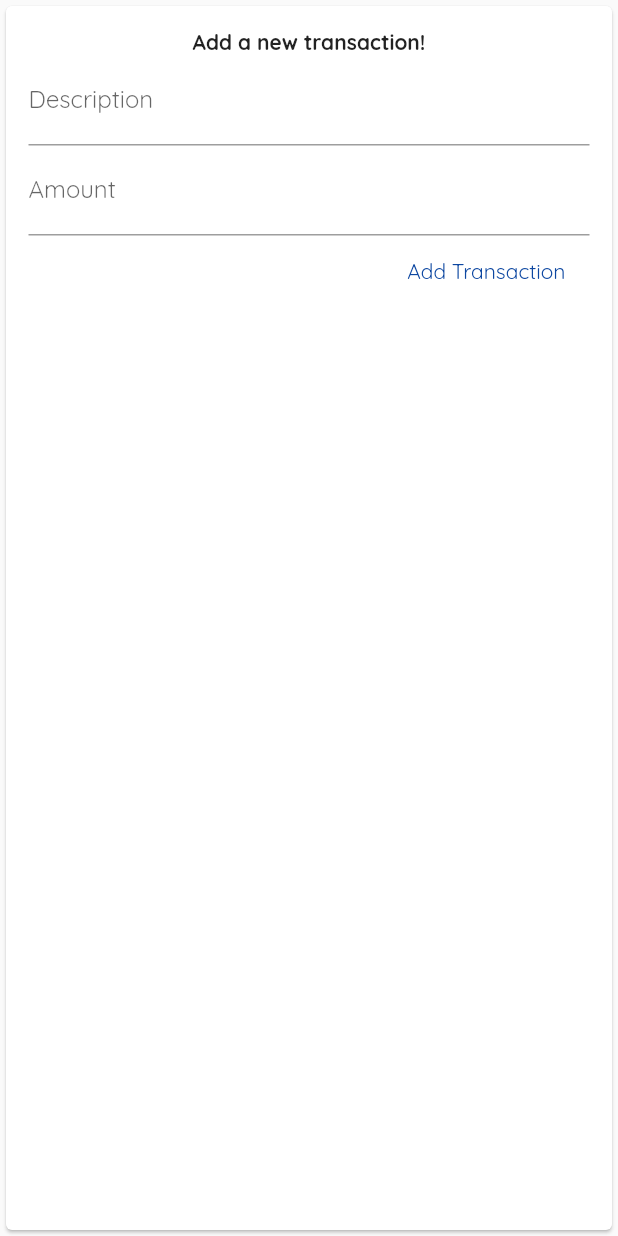
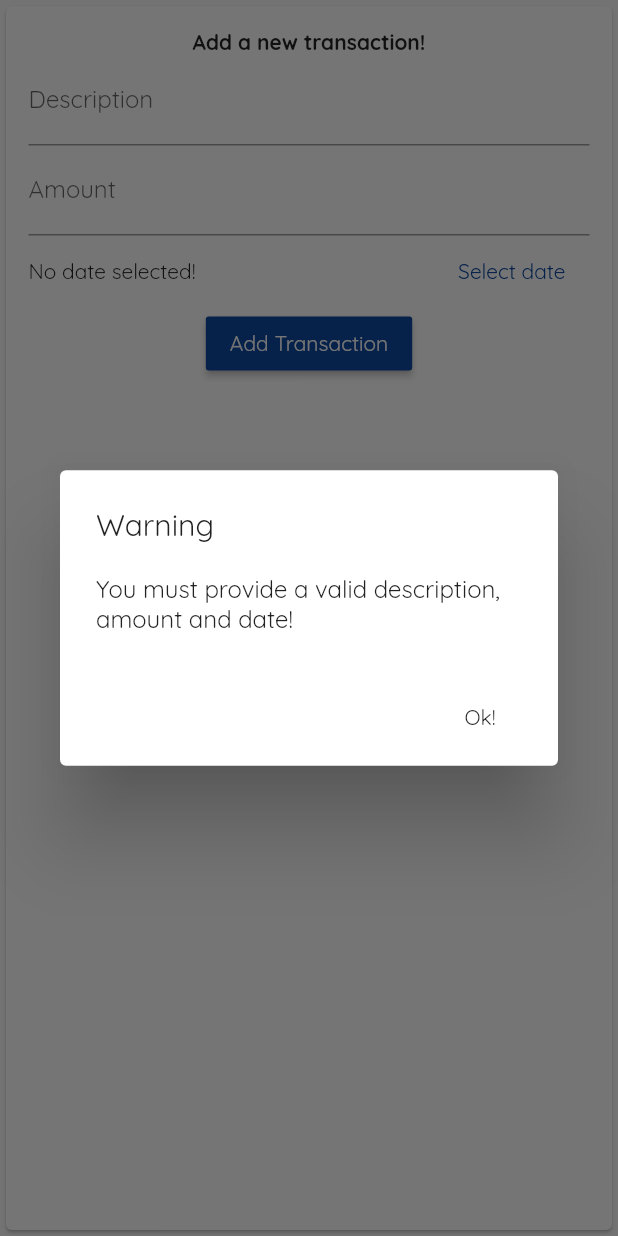
Before and after one commit to aanupam29/Maximilian-s-Flutter-course, a Flutter app: the TransactionForm widget shown alone on an empty page, opened directly, after a tap on "Add Transaction", on a phone screen of 412 x 824 dp. Run offline on Flutter 3.47's test engine with Material 2 defaults, Android fonts, the phone set to English and light mode, and no system bars.

Commit message:
Adding an alert, saving dates with a picker

```diff
--- a/expenses_app/lib/widgets/TransactionForm.dart
+++ b/expenses_app/lib/widgets/TransactionForm.dart
@@ -1,5 +1,7 @@
 import 'package:expenses_app/models/Transaction.dart';
 import 'package:flutter/material.dart';
+import 'package:intl/intl.dart';
+import 'package:uuid/uuid.dart';
 
 class TransactionForm extends StatefulWidget {
   TransactionForm({this.addTransaction});
@@ -11,8 +13,11 @@ class TransactionForm extends StatefulWidget {
 }
 
 class _TransactionFormState extends State<TransactionForm> {
+  DateTime date;
+  final DateFormat formater = new DateFormat('yyyy-MM-dd');
   final TextEditingController descriptionController = TextEditingController();
   final TextEditingController amountController = TextEditingController();
+  final Uuid uuid = new Uuid();
 
   @override
   Widget build(BuildContext context) {
@@ -46,10 +51,26 @@ class _TransactionFormState extends State<TransactionForm> {
                 handleSubmit();
               },
             ),
-            FlatButton(
-              child: Text('Add Transaction'),
-              textColor: Colors.blue[900],
-              onPressed: handleSubmit,
+            Row(
+              mainAxisAlignment: MainAxisAlignment.spaceBetween,
+              children: <Widget>[
+                date != null
+                    ? Text("Selected date: ${formater.format(date)}")
+                    : Text('No date selected!'),
+                FlatButton(
+                  child: Text('Select date'),
+                  textColor: Colors.blue[900],
+                  onPressed: _showDatePicker,
+                ),
+              ],
+            ),
+            Center(
+              child: RaisedButton(
+                child: Text('Add Transaction'),
+                color: Colors.blue[900],
+                textColor: Colors.white,
+                onPressed: handleSubmit,
+              ),
             )
           ],
         ),
@@ -57,18 +78,66 @@ class _TransactionFormState extends State<TransactionForm> {
     );
   }
 
+  void _showDatePicker() async {
+    DateTime selectedDate = await showDatePicker(
+      context: context,
+      initialDate: DateTime.now(),
+      firstDate: DateTime(2018),
+      lastDate: DateTime(2030),
+      builder: (BuildContext context, Widget child) {
+        return Theme(
+          data: ThemeData.dark(),
+          child: child,
+        );
+      },
+    );
+
+    if (selectedDate != null) {
+      setState(() {
+        date = selectedDate;
+      });
+    }
+  }
+
+  void _showDialog() {
+    // flutter defined function
+    showDialog(
+      context: context,
+      builder: (BuildContext context) {
+        // return object of type Dialog
+        return AlertDialog(
+          title: new Text("Warning"),
+          content: new Text(
+              "You must provide a valid description, amount and date!"),
+          actions: <Widget>[
+            // usually buttons at the bottom of the dialog
+            new FlatButton(
+              child: new Text("Ok!"),
+              onPressed: () {
+                Navigator.of(context).pop();
+              },
+            ),
+          ],
+        );
+      },
+    );
+  }
+
   void handleSubmit() {
     if (amountController.text.trim().length > 0 &&
-        descriptionController.text.trim().length > 0) {
+        descriptionController.text.trim().length > 0 &&
+        date != null) {
       Transaction newTransaction = new Transaction(
         amount: double.parse(amountController.text),
-        date: DateTime.now(),
+        date: date,
         description: descriptionController.text,
-        id: 'aopsdjasod',
+        id: uuid.v4(),
       );
 
       widget.addTransaction(newTransaction);
       Navigator.of(context).pop();
+    } else {
+      _showDialog();
     }
   }
 }
--- a/expenses_app/pubspec.yaml
+++ b/expenses_app/pubspec.yaml
@@ -18,6 +18,7 @@ environment:
 
 dependencies:
   intl: ^0.15.8
+  uuid: 2.0.1
   flutter:
     sdk: flutter
 
```
Also changed, not shown: expenses_app/pubspec.lock.
